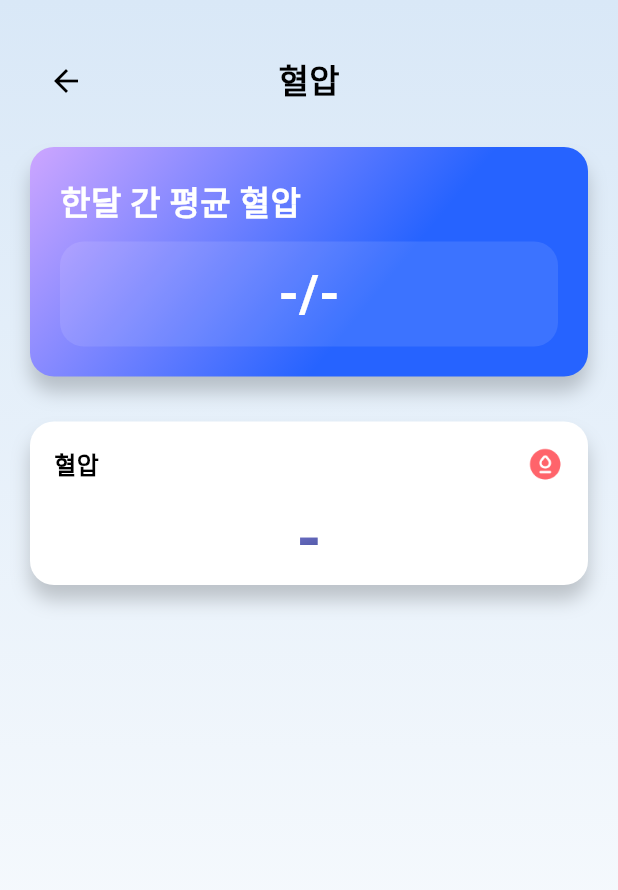
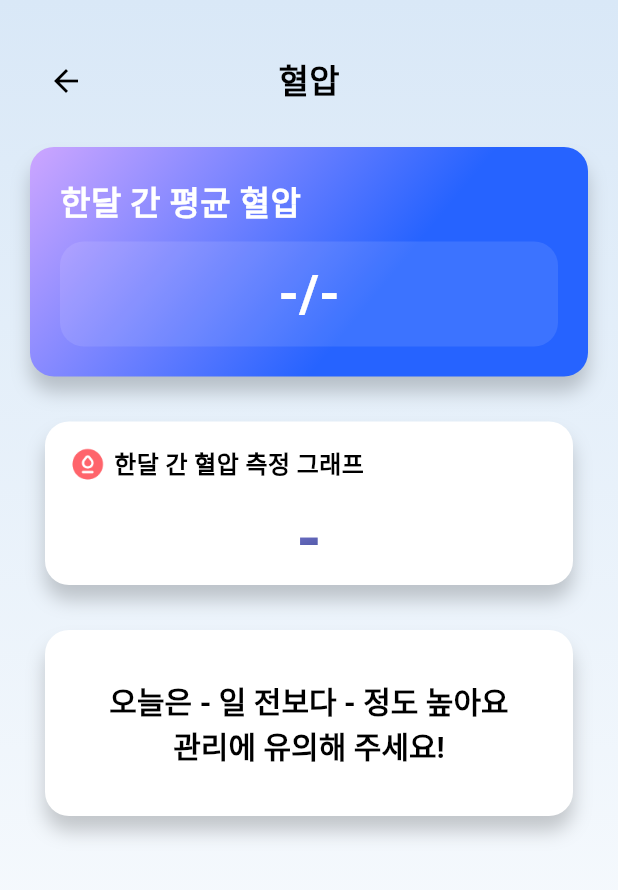
Before and after one commit to sillonjeu/Protector_App, a Flutter app: the screen it shows after launch, after a tap on the "check circle" icon, after a tap on "혈압", on a phone screen of 412 x 824 dp. Shown: the top 890 px of the screen. Run offline on Flutter 3.47's test engine with Material 3 defaults, Android fonts, the phone set to English and light mode, and no system bars; our stand-ins replace flutter_dotenv, flutter_native_splash, flutter_svg, get, permission_handler, shared_preferences; missing offline and left inert: flutter_health_connect, flutter_wear_os_connectivity; Roboto replaces fonts that are missing (Pretendard).

Commit message:
feat: 건강 데이터 혈압 스크린 구현

```diff
--- a/lib/views/metric/bloodpressure_screen.dart
+++ b/lib/views/metric/bloodpressure_screen.dart
@@ -33,8 +33,12 @@ class BloodPressureScreen extends BaseScreen<BloodPressureViewModel> {
               child: _buildAverageBloodPressureCard(context),
             ),
             Padding(
-              padding: const EdgeInsets.fromLTRB(20, 30, 20, 30),
+              padding: const EdgeInsets.fromLTRB(20, 30, 20, 0),
               child: _buildBloodPressureCard(context),
+            ),
+            Padding(
+              padding: const EdgeInsets.fromLTRB(20, 30, 20, 0),
+              child: _buildWarningCard(context),
             ),
           ],
         ),
@@ -126,7 +130,7 @@ class BloodPressureScreen extends BaseScreen<BloodPressureViewModel> {
     double screenWidth = MediaQuery.of(context).size.width;
 
     return Container(
-      width: screenWidth - 40,
+      width: screenWidth - 60,
       decoration: BoxDecoration(
         borderRadius: BorderRadius.circular(16),
         color: Colors.white,
@@ -144,12 +148,10 @@ class BloodPressureScreen extends BaseScreen<BloodPressureViewModel> {
         crossAxisAlignment: CrossAxisAlignment.start,
         children: [
           Row(
-            mainAxisAlignment: MainAxisAlignment.spaceBetween,
             children: <Widget>[
-              Expanded(
-                child: Text('혈압', style: FontSystem.KR16B.copyWith(color: Colors.black)),
-              ),
               Image.asset('assets/images/bloodpressure.png', width: 25, height: 25),
+              SizedBox(width: 5,),
+              Text('한달 간 혈압 측정 그래프', style: FontSystem.KR16B.copyWith(color: Colors.black)),
             ],
           ),
           SizedBox(height: 8),
@@ -171,6 +173,48 @@ class BloodPressureScreen extends BaseScreen<BloodPressureViewModel> {
     );
   }
 
+  Widget _buildWarningCard(BuildContext context) {
+    final BloodPressureViewModel viewModel = Get.find<BloodPressureViewModel>();
+    double screenWidth = MediaQuery.of(context).size.width;
+
+    return Container(
+      width: screenWidth - 60,
+      decoration: BoxDecoration(
+        borderRadius: BorderRadius.circular(16),
+        color: Colors.white,
+        boxShadow: [
+          BoxShadow(
+            color: Colors.black.withOpacity(0.2),
+            blurRadius: 10,
+            spreadRadius: 0,
+            offset: Offset(0, 10),
+          )
+        ],
+      ),
+      padding: const EdgeInsets.only(top: 32, left: 32, right: 32, bottom: 32),
+      child: Center(
+        child: Align(
+          alignment: Alignment.center,
+          child: RichText(
+            textAlign: TextAlign.center, // 텍스트 중앙 정렬
+            text: TextSpan(
+              children: [
+                TextSpan(
+                  text: '오늘은 - 일 전보다 - 정도 높아요\n', // Todo: 연동 필요
+                  style: FontSystem.KR20B.copyWith(color: Colors.black),
+                ),
+                TextSpan(
+                  text: '관리에 유의해 주세요!',
+                  style: FontSystem.KR20B.copyWith(color: Colors.black), // 다른 스타일 적용 예시
+                ),
+              ],
+            ),
+          ),
+        ),
+      )
+    );
+  }
+
   @override
   bool get wrapWithOuterSafeArea => true;
 
```
